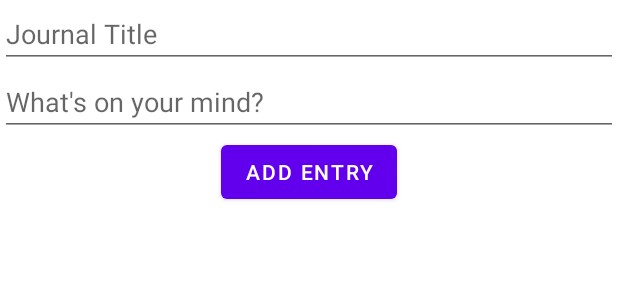
After one commit to shaniyaclement/FBU-JourneyJournel, an Android app: the layout fragment_compose.xml on its own in the app's theme, with its tools: preview values and no code run, on a phone screen of 412 x 824 dp. The commit adds this screen. Shown: the top 300 px of the screen. Run offline under Robolectric (Android 15) with nearby library versions, the phone set to English and light mode, and no system bars.

Commit message:
Swipe to Refresh implemented

```diff
--- /dev/null
+++ b/app/src/main/res/drawable/ic_baseline_exit_to_app_24.xml
@@ -0,0 +1,5 @@
+<vector android:height="50dp" android:tint="#000000"
+    android:viewportHeight="24" android:viewportWidth="24"
+    android:width="50dp" xmlns:android="http://schemas.android.com/apk/res/android">
+    <path android:fillColor="@android:color/white" android:pathData="M10.09,15.59L11.5,17l5,-5 -5,-5 -1.41,1.41L12.67,11H3v2h9.67l-2.58,2.59zM19,3H5c-1.11,0 -2,0.9 -2,2v4h2V5h14v14H5v-4H3v4c0,1.1 0.89,2 2,2h14c1.1,0 2,-0.9 2,-2V5c0,-1.1 -0.9,-2 -2,-2z"/>
+</vector>
--- /dev/null
+++ b/app/src/main/res/layout/fragment_compose.xml
@@ -0,0 +1,80 @@
+<?xml version="1.0" encoding="utf-8"?>
+<RelativeLayout
+    xmlns:android="http://schemas.android.com/apk/res/android"
+    xmlns:app="http://schemas.android.com/apk/res-auto"
+    xmlns:tools="http://schemas.android.com/tools"
+    android:layout_width="match_parent"
+    android:layout_height="match_parent"
+    tools:context=".fragments.ComposeFragment">
+
+
+    <androidx.swiperefreshlayout.widget.SwipeRefreshLayout
+        android:id="@+id/swipeContainer"
+        android:layout_width="match_parent"
+        android:layout_height="match_parent">
+
+        <androidx.constraintlayout.widget.ConstraintLayout
+            android:layout_width="match_parent"
+            android:layout_height="match_parent">
+
+            <androidx.recyclerview.widget.RecyclerView
+                android:id="@+id/rvJournals"
+                android:layout_width="match_parent"
+                android:layout_height="wrap_content"
+                android:layout_below="@+id/btnAddEntry"
+                android:layout_alignStart="@+id/etJournalTitle"
+                android:layout_marginStart="2dp"
+                android:layout_marginTop="2dp"
+                android:layout_marginEnd="2dp"
+                app:layout_constraintBottom_toBottomOf="parent"
+                app:layout_constraintEnd_toEndOf="parent"
+                app:layout_constraintHorizontal_bias="1.0"
+                app:layout_constraintStart_toStartOf="parent"
+                app:layout_constraintTop_toBottomOf="@+id/btnAddEntry"
+                app:layout_constraintVertical_bias="0.015" />
+
+            <Button
+                android:id="@+id/btnAddEntry"
+                android:layout_width="wrap_content"
+                android:layout_height="wrap_content"
+                android:layout_below="@id/etEntry"
+                android:layout_centerHorizontal="true"
+                android:text="Add Entry"
+                app:layout_constraintEnd_toEndOf="parent"
+                app:layout_constraintStart_toStartOf="parent"
+                app:layout_constraintTop_toBottomOf="@+id/etEntry"
+                tools:layout_centerInParent="true" />
+
+            <com.google.android.material.textfield.TextInputEditText
+                android:id="@+id/etEntry"
+                android:layout_width="match_parent"
+                android:layout_height="wrap_content"
+                android:layout_below="@id/etJournalTitle"
+                android:layout_alignStart="@+id/etJournalTitle"
+                android:layout_alignParentEnd="true"
+                android:hint="What's on your mind?"
+                app:layout_constraintEnd_toEndOf="parent"
+                app:layout_constraintHorizontal_bias="0.0"
+                app:layout_constraintStart_toStartOf="parent"
+                app:layout_constraintTop_toBottomOf="@+id/etJournalTitle" />
+
+            <EditText
+                android:id="@+id/etJournalTitle"
+                android:layout_width="match_parent"
+                android:layout_height="wrap_content"
+                android:layout_alignParentStart="true"
+                android:layout_alignParentTop="true"
+                android:ems="10"
+                android:hint="Journal Title"
+                android:inputType="textPersonName"
+                app:layout_constraintEnd_toEndOf="parent"
+                app:layout_constraintHorizontal_bias="0.0"
+                app:layout_constraintStart_toStartOf="parent"
+                tools:layout_editor_absoluteY="-3dp" />
+        </androidx.constraintlayout.widget.ConstraintLayout>
+
+
+    </androidx.swiperefreshlayout.widget.SwipeRefreshLayout>
+
+
+</RelativeLayout>
--- a/app/src/main/res/layout/item_journal.xml
+++ b/app/src/main/res/layout/item_journal.xml
@@ -1,10 +1,9 @@
 <?xml version="1.0" encoding="utf-8"?>
-<androidx.constraintlayout.widget.ConstraintLayout
-    xmlns:android="http://schemas.android.com/apk/res/android"
+<androidx.constraintlayout.widget.ConstraintLayout xmlns:android="http://schemas.android.com/apk/res/android"
     xmlns:app="http://schemas.android.com/apk/res-auto"
     xmlns:tools="http://schemas.android.com/tools"
     android:layout_width="match_parent"
-    android:layout_height="match_parent">
+    android:layout_height="wrap_content">
 
     <EditText
         android:id="@+id/etTitle"
```
Also changed, not shown: app/src/main/java/com/example/journeyjournal/Activities/PostDetails.java (added, +41 -0 lines), app/src/main/java/com/example/journeyjournal/Adapters/PostsAdapter.java (added, +96 -0 lines), app/src/main/java/com/example/journeyjournal/ParseConnectorFiles/Post.java (added, +38 -0 lines), app/src/main/java/com/example/journeyjournal/fragments/ComposeFragment.java (added, +170 -0 lines), app/src/main/java/com/example/journeyjournal/fragments/HomeFragment.java (added, +100 -0 lines), app/src/main/res/layout/activity_post_details.xml (added, +31 -0 lines), app/src/main/res/layout/fragment_home.xml (added, +62 -0 lines), app/src/main/res/layout/item_post.xml (added, +37 -0 lines), app/src/main/res/drawable-v24/message.png (added).
